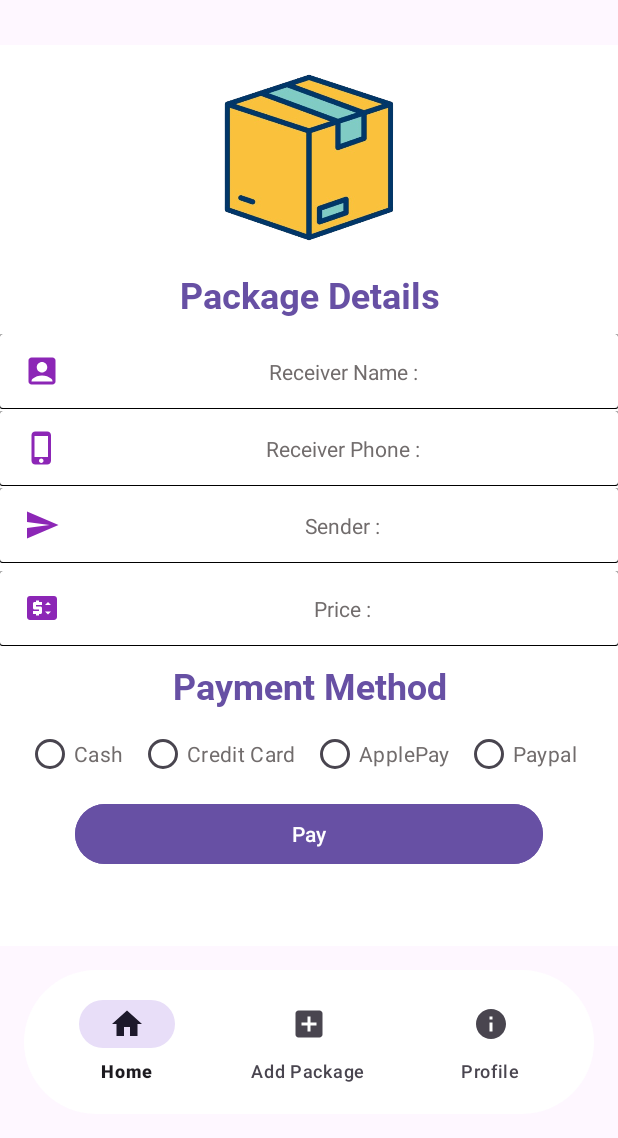
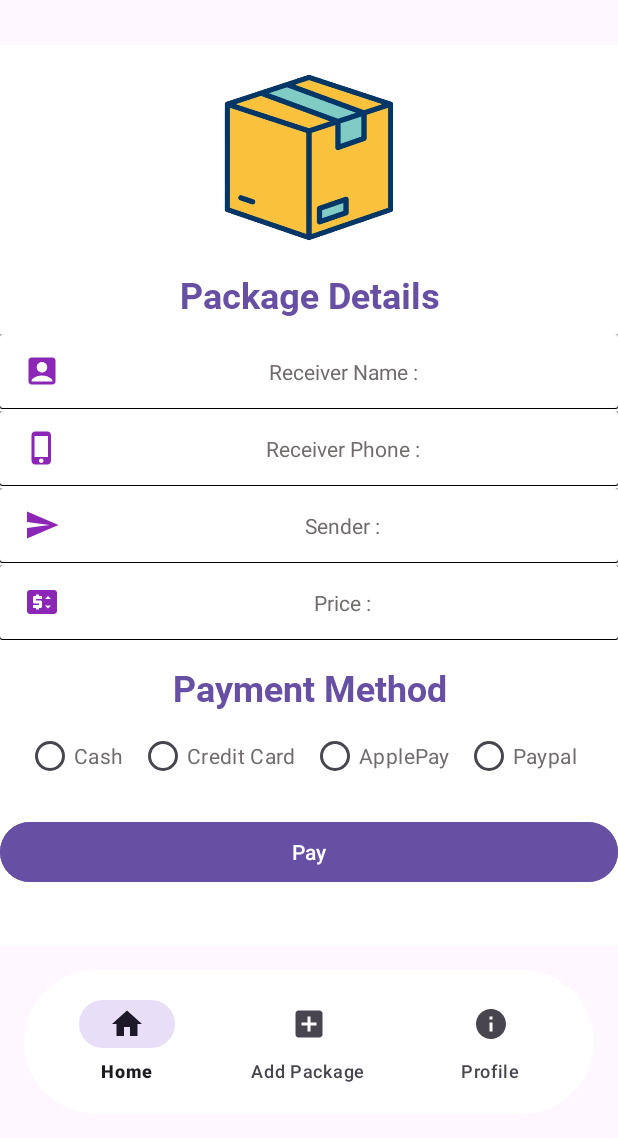
Before and after one commit to mzlad1/Deliver-Packages-app, an Android app: the fragment DeliveryFragment placed in its activity, on a phone screen of 412 x 824 dp, the part 98-1236 px from its top. Run offline under Robolectric (Android 15) with nearby library versions, the phone set to English and light mode, and no system bars; our stand-ins replace Firebase (no records; nobody signed in at launch, a user with empty details on screens opened directly), navigation-ui; 1 statement that could not run was skipped.

Commit message:
Final Version

```diff
--- a/app/build.gradle
+++ b/app/build.gradle
@@ -49,6 +49,7 @@ dependencies {
     implementation 'androidx.constraintlayout:constraintlayout:2.1.4'
     implementation 'com.google.firebase:firebase-firestore-ktx:24.4.1'
     implementation 'com.google.firebase:firebase-messaging-ktx:23.1.0'
+    implementation 'androidx.swiperefreshlayout:swiperefreshlayout:1.0.0'
     testImplementation 'junit:junit:4.13.2'
     androidTestImplementation 'androidx.test.ext:junit:1.2.1'
     androidTestImplementation 'androidx.test.espresso:espresso-core:3.6.1'
--- a/app/src/main/java/com/example/packagesapp/AddFragment.kt
+++ b/app/src/main/java/com/example/packagesapp/AddFragment.kt
@@ -34,7 +34,7 @@ class AddFragment : Fragment() {
             val receiver = binding.ReceiverName.text.toString()
             val sender = binding.SenderName.text.toString()
             val receiverPhone = binding.ReceiverPhone.text.toString()
-            val price = binding.Price.text.toString()
+            val price = binding.Price.text.toString().toDouble()
             val newPackage = Package(receiver, sender, receiverPhone, price)
             val databaseHelper = DatabaseHelper()
             databaseHelper.addPackage(requireContext(), username, newPackage)
--- a/app/src/main/java/com/example/packagesapp/DatabaseHelper.kt
+++ b/app/src/main/java/com/example/packagesapp/DatabaseHelper.kt
@@ -29,7 +29,7 @@ class DatabaseHelper {
                                     document.getString("receiver")!!,
                                     document.getString("sender")!!,
                                     document.getString("receiverPhone")!!,
-                                    document.getString("price")!!
+                                    document.getString("price")!!.toDoubleOrNull() ?: 0.0
                                 )
                                 packages.add(newPackage)
                             }
@@ -108,7 +108,7 @@ class DatabaseHelper {
                     document.getString("receiver") ?: "Unknown",
                     document.getString("sender") ?: "Unknown",
                     document.getString("receiverPhone") ?: "Unknown",
-                    document.getString("price") ?: "0"
+                    document.getDouble("price") ?: 0.0
                 )
 
                 callback.onCallback(packageDetails)
--- a/app/src/main/java/com/example/packagesapp/HomeFragment.kt
+++ b/app/src/main/java/com/example/packagesapp/HomeFragment.kt
@@ -19,9 +19,11 @@ class HomeFragment : Fragment() {
     private lateinit var packageList: MutableList<Package>
     private lateinit var databaseHelper: DatabaseHelper
     lateinit var emptyTextView : TextView
+    lateinit var binding: FragmentHomeBinding
 
     override fun onCreateView(inflater: LayoutInflater, container: ViewGroup?, savedInstanceState: Bundle?): View? {
-        return inflater.inflate(R.layout.fragment_home, container, false)
+        binding = FragmentHomeBinding.inflate(inflater, container, false)
+        return binding.root
     }
 
     override fun onViewCreated(view: View, savedInstanceState: Bundle?) {
@@ -34,11 +36,10 @@ class HomeFragment : Fragment() {
             findNavController().navigate(action)
         }
 
-        recyclerView = view.findViewById(R.id.recyclerView)
+        recyclerView = binding.recyclerView
         recyclerView.layoutManager = LinearLayoutManager(requireContext())
         recyclerView.adapter = packageAdapter
-        emptyTextView = view.findViewById(R.id.emptyTextView)
-
+        emptyTextView = binding.emptyTextView
 
         databaseHelper.loadPackages(requireContext(), object : PackagesCallback {
             override fun onCallback(packages: List<Package>) {
@@ -55,5 +56,32 @@ class HomeFragment : Fragment() {
             }
         })
 
+
+        fun refreshPackages() {
+            binding.swipeRefreshLayout.isRefreshing = true
+
+            databaseHelper.loadPackages(requireContext(), object : PackagesCallback {
+                override fun onCallback(packages: List<Package>) {
+                    packageList.clear()
+                    packageList.addAll(packages)
+                    packageAdapter.notifyDataSetChanged()
+
+                    if (packageList.isEmpty()) {
+                        recyclerView.visibility = View.GONE
+                        emptyTextView.visibility = View.VISIBLE
+                    } else {
+                        recyclerView.visibility = View.VISIBLE
+                        emptyTextView.visibility = View.GONE
+                    }
+
+                    binding.swipeRefreshLayout.isRefreshing = false
+                }
+            })
+        }
+
+        binding.swipeRefreshLayout.setOnRefreshListener {
+            refreshPackages()
+        }
+
     }
 }
--- a/app/src/main/java/com/example/packagesapp/Package.kt
+++ b/app/src/main/java/com/example/packagesapp/Package.kt
@@ -1,5 +1,5 @@
 package com.example.packagesapp
 
-data class Package(val id : String? ,val receiver: String, val sender: String, val receiverPhone: String, val price: String){
-    constructor(receiver: String, sender: String, receiverPhone: String, price: String) : this(null, receiver, sender, receiverPhone, price)
+data class Package(val id : String? ,val receiver: String, val sender: String, val receiverPhone: String, val price: Double){
+    constructor(receiver: String, sender: String, receiverPhone: String, price: Double) : this(null, receiver, sender, receiverPhone, price)
 }
--- a/app/src/main/java/com/example/packagesapp/PackageAdapter.kt
+++ b/app/src/main/java/com/example/packagesapp/PackageAdapter.kt
@@ -28,8 +28,6 @@ class PackageAdapter(private val context: Context, private val packageList: List
         fun bind(packageItem: Package) {
             binding.receiverName.text = "Receiver: ${packageItem.receiver}"
             binding.senderName.text = "Sender: ${packageItem.sender}"
-            binding.receiverNumber.text = "Phone: ${packageItem.receiverPhone}"
-            binding.price.text = "Price: ${packageItem.price}"
 
             binding.deliveryButton.setOnClickListener {
                 sharedPreferences.edit().apply {
@@ -37,7 +35,7 @@ class PackageAdapter(private val context: Context, private val packageList: List
                     putString("receiverName", packageItem.receiver)
                     putString("senderName", packageItem.sender)
                     putString("receiverPhone", packageItem.receiverPhone)
-                    putString("price", packageItem.price)
+                    putString("price", packageItem.price.toString())
                     apply()
                 }
                 onDeliverClick(packageItem)
--- a/app/src/main/java/com/example/packagesapp/SplashScreen.kt
+++ b/app/src/main/java/com/example/packagesapp/SplashScreen.kt
@@ -46,4 +46,5 @@ class SplashScreen : AppCompatActivity() {
             finish()
         }
     }
+
 }
--- /dev/null
+++ b/app/src/main/res/drawable/description.xml
@@ -0,0 +1,5 @@
+<vector android:height="24dp" android:tint="#8C26B6"
+    android:viewportHeight="24" android:viewportWidth="24"
+    android:width="24dp" xmlns:android="http://schemas.android.com/apk/res/android">
+    <path android:fillColor="@android:color/white" android:pathData="M14,2L6,2c-1.1,0 -1.99,0.9 -1.99,2L4,20c0,1.1 0.89,2 1.99,2L18,22c1.1,0 2,-0.9 2,-2L20,8l-6,-6zM16,18L8,18v-2h8v2zM16,14L8,14v-2h8v2zM13,9L13,3.5L18.5,9L13,9z"/>
+</vector>
--- a/app/src/main/res/layout/activity_main.xml
+++ b/app/src/main/res/layout/activity_main.xml
@@ -26,7 +26,7 @@
     <androidx.fragment.app.FragmentContainerView
         android:id="@+id/nav_host_fragment"
         android:layout_width="match_parent"
-        android:layout_height="0dp"
+        android:layout_height="match_parent"
         android:layout_below="@id/toolbar"
         android:layout_above="@id/bottom_navigation"
         android:name="androidx.navigation.fragment.NavHostFragment"
--- a/app/src/main/res/layout/fragment_add.xml
+++ b/app/src/main/res/layout/fragment_add.xml
@@ -85,7 +85,7 @@
             android:layout_width="match_parent"
             android:layout_height="wrap_content"
             android:hint="Price"
-            android:inputType="text"
+            android:inputType="number"
             android:background="@drawable/edittext_background"
             android:padding="10dp"
             android:layout_marginBottom="10dp"
--- a/app/src/main/res/layout/fragment_delivery.xml
+++ b/app/src/main/res/layout/fragment_delivery.xml
@@ -1,22 +1,21 @@
 <?xml version="1.0" encoding="utf-8"?>
-<ScrollView android:layout_width="match_parent"
+<ScrollView xmlns:android="http://schemas.android.com/apk/res/android"
+    xmlns:app="http://schemas.android.com/apk/res-auto"
+    android:layout_width="match_parent"
     android:layout_height="match_parent"
-    android:fillViewport="true"
-    xmlns:android="http://schemas.android.com/apk/res/android">
+    android:fillViewport="true">
 
-    <LinearLayout xmlns:android="http://schemas.android.com/apk/res/android"
-        xmlns:app="http://schemas.android.com/apk/res-auto"
+    <LinearLayout
         android:layout_width="match_parent"
         android:layout_height="wrap_content"
         android:orientation="vertical"
         android:layout_marginTop="30dp"
-        android:background="@color/white"
-        >
+        android:background="@color/white">
+
         <LinearLayout
             android:layout_width="match_parent"
             android:layout_height="wrap_content"
-            android:orientation="vertical"
-            >
+            android:orientation="vertical">
 
             <ImageView
                 android:id="@+id/imageView"
@@ -28,11 +27,11 @@
                 app:civ_border_width="6dp"
                 app:civ_border_color="#716C6C"/>
         </LinearLayout>
+
         <LinearLayout
             android:layout_width="match_parent"
             android:layout_height="wrap_content"
-            android:orientation="vertical"
-            >
+            android:orientation="vertical">
 
             <TextView
                 android:id="@+id/UserName"
@@ -44,6 +43,7 @@
                 android:text="Package Details"
                 android:textAppearance="@style/TextAppearance.AppCompat.Headline"
                 android:textColor="?attr/colorPrimary" />
+
             <TextView
                 android:id="@+id/rName"
                 android:layout_width="match_parent"
@@ -57,6 +57,7 @@
                 android:text="Mohammad ladadaweh"
                 android:textAppearance="@style/TextAppearance.AppCompat.Body1"
                 android:textColor="#716C6C" />
+
             <TextView
                 android:id="@+id/rPhone"
                 android:layout_width="match_parent"
@@ -67,9 +68,10 @@
                 android:drawableStart="@drawable/phone"
                 android:drawablePadding="8dp"
                 android:gravity="center"
-                android:text="test"
+                android:text="213414124"
                 android:textAppearance="@style/TextAppearance.AppCompat.Body1"
                 android:textColor="#716C6C" />
+
             <TextView
                 android:id="@+id/sender"
                 android:layout_width="match_parent"
@@ -80,31 +82,30 @@
                 android:drawableStart="@drawable/sender"
                 android:drawablePadding="8dp"
                 android:gravity="center"
-                android:text="test"
+                android:text="ladadaweh"
                 android:textAppearance="@style/TextAppearance.AppCompat.Body1"
                 android:textColor="#716C6C" />
+
             <TextView
                 android:id="@+id/rPrice"
                 android:layout_width="match_parent"
                 android:layout_height="50dp"
                 android:background="@drawable/packagedetailset"
                 android:paddingStart="16dp"
-                android:layout_marginTop="5dp"
+                android:layout_marginTop="1dp"
                 android:drawableStart="@drawable/price"
                 android:drawablePadding="8dp"
                 android:gravity="center"
-                android:text="1214112412"
+                android:text="1222"
                 android:textAppearance="@style/TextAppearance.AppCompat.Body1"
                 android:textColor="#716C6C" />
-
         </LinearLayout>
 
         <LinearLayout
             android:layout_width="match_parent"
-            android:layout_height="wrap_content"
-            android:orientation="vertical"
-            android:layout_marginTop="10dp"
-            >
+            android:layout_height="177dp"
+            android:layout_marginTop="15dp"
+            android:orientation="vertical">
 
             <TextView
                 android:id="@+id/PaymentMethod"
@@ -121,68 +122,58 @@
                 android:id="@+id/radioGroup"
                 android:layout_width="wrap_content"
                 android:layout_height="wrap_content"
-                android:orientation="horizontal"
+                android:layout_gravity="center"
+                android:layout_marginStart="10dp"
                 android:layout_marginTop="5dp"
-                android:layout_marginStart="10dp"
-                android:layout_gravity="center"
+                android:layout_marginEnd="10dp"
                 android:elevation="7dp"
-                android:layout_marginEnd="10dp"
-                >
+                android:orientation="horizontal">
 
                 <RadioButton
                     android:id="@+id/radioCash"
                     android:layout_width="wrap_content"
                     android:layout_height="wrap_content"
+                    android:layout_marginEnd="10dp"
+                    android:buttonTint="?attr/colorPrimary"
                     android:text="Cash"
-                    android:textColor="#716C6C"
-                    android:buttonTint="?attr/colorPrimary"
-                    android:layout_marginEnd="10dp"
-                    />
+                    android:textColor="#716C6C" />
 
                 <RadioButton
                     android:id="@+id/radioVisa"
                     android:layout_width="wrap_content"
                     android:layout_height="wrap_content"
+                    android:layout_marginEnd="10dp"
+                    android:buttonTint="?attr/colorPrimary"
                     android:text="Credit Card"
-                    android:textColor="#716C6C"
-                    android:buttonTint="?attr/colorPrimary"
-                    android:layout_marginEnd="10dp"
-                    />
+                    android:textColor="#716C6C" />
 
                 <RadioButton
                     android:id="@+id/radioApplePay"
                     android:layout_width="wrap_content"
                     android:layout_height="wrap_content"
+                    android:layout_marginEnd="10dp"
+                    android:buttonTint="?attr/colorPrimary"
                     android:text="ApplePay"
-                    android:textColor="#716C6C"
-                    android:buttonTint="?attr/colorPrimary"
-                    android:layout_marginEnd="10dp"
-                    />
+                    android:textColor="#716C6C" />
 
                 <RadioButton
-
                     android:id="@+id/radioPaypal"
                     android:layout_width="wrap_content"
                     android:layout_height="wrap_content"
+                    android:layout_marginEnd="10dp"
+                    android:buttonTint="?attr/colorPrimary"
                     android:text="Paypal"
-                    android:textColor="#716C6C"
-                    android:buttonTint="?attr/colorPrimary"
-                    android:layout_marginEnd="10dp"
-                    />
-
+                    android:textColor="#716C6C" />
             </RadioGroup>
 
             <Button
                 android:id="@+id/payButton"
                 android:layout_width="match_parent"
                 android:layout_height="wrap_content"
-                android:layout_marginTop="5dp"
-                android:layout_marginLeft="50dp"
-                android:layout_marginRight="50dp"
+                android:layout_marginTop="16dp"
                 android:backgroundTint="?attr/colorPrimary"
                 android:text="Pay"
                 android:textColor="@color/white" />
         </LinearLayout>
-
     </LinearLayout>
 </ScrollView>
```
Also changed, not shown: app/src/main/java/com/example/packagesapp/signUp.kt (+7 -2 lines), app/src/main/res/layout/fragment_home.xml (+19 -9 lines), app/src/main/res/layout/item_package.xml (+3 -17 lines).
